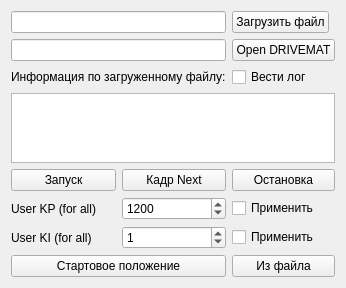
The window that src/Widgets/MoveControlWidget.ui (AlexanderMokhov/AR-600Controller) describes before a commit, drawn with Qt 5.
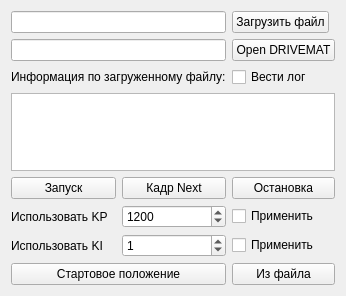
The same window after the commit.

The edit to the form file:
```diff
--- a/src/Widgets/MoveControlWidget.ui
+++ b/src/Widgets/MoveControlWidget.ui
@@ -7,7 +7,7 @@
     <x>0</x>
     <y>0</y>
     <width>312</width>
-    <height>287</height>
+    <height>296</height>
    </rect>
   </property>
   <property name="sizePolicy">
@@ -161,14 +161,14 @@
        <item row="5" column="0">
         <widget class="QLabel" name="label_2">
          <property name="text">
-          <string>User KP (for all)</string>
+          <string>Использовать KP</string>
          </property>
         </widget>
        </item>
        <item row="6" column="0">
         <widget class="QLabel" name="label_3">
          <property name="text">
-          <string>User KI (for all)</string>
+          <string>Использовать KI</string>
          </property>
         </widget>
        </item>
```
